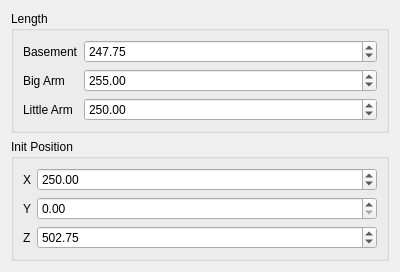
This is source/wnd/ui/sinanjuconfig.ui in ww4u/megarobostudio as Qt 5 draws it before an edit. The edited form follows.
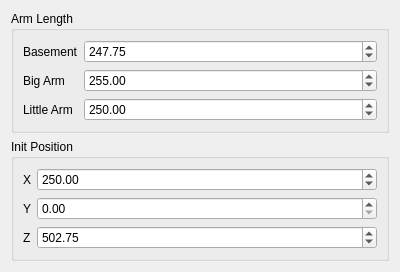
This is the edited form.

The edit to the form file:
```diff
--- a/source/wnd/ui/sinanjuconfig.ui
+++ b/source/wnd/ui/sinanjuconfig.ui
@@ -17,7 +17,7 @@
    <item>
     <widget class="QGroupBox" name="groupBox">
      <property name="title">
-      <string>Length</string>
+      <string>Arm Length</string>
      </property>
      <layout class="QFormLayout" name="formLayout">
       <item row="0" column="0">
```
